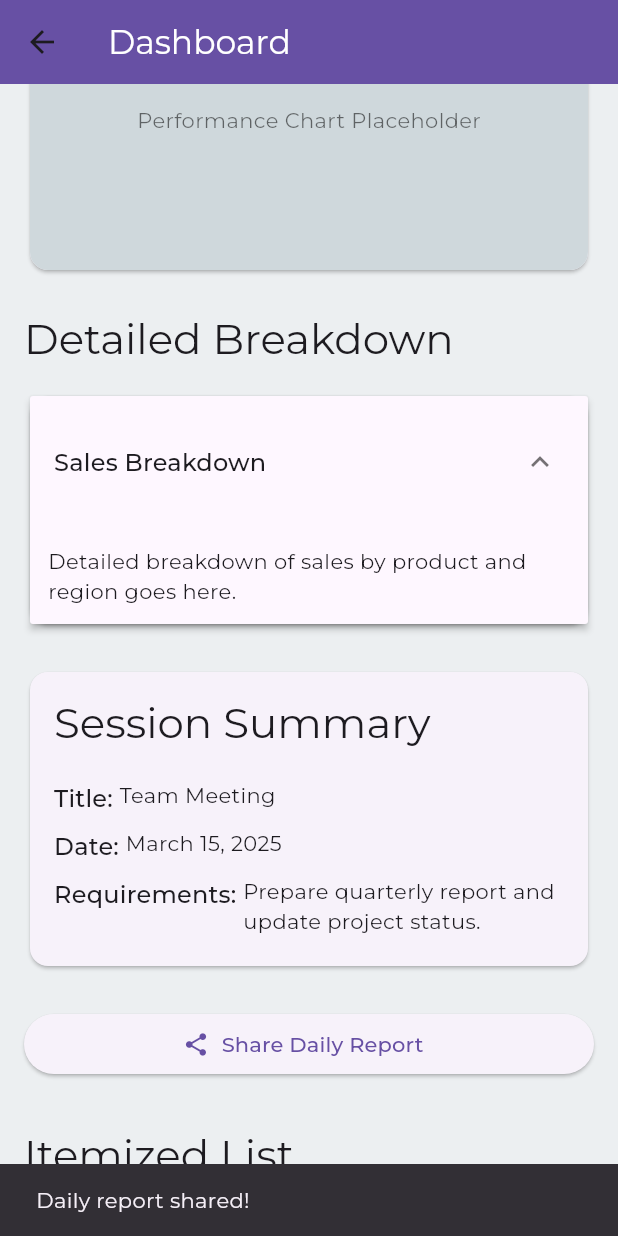
After one commit to muhammedshehzad/management_studies, a Flutter app: the SamplePage screen opened directly, scrolled down 576 dp, after a tap on "Share Daily Report", on a phone screen of 412 x 824 dp. The commit adds this screen. Run offline on Flutter 3.47's test engine with Material 3 defaults, Android fonts, the phone set to English and light mode, and no system bars; our stand-ins replace badges, cloud_firestore, connectivity_plus, file_picker, firebase_auth, firebase_core and 16 more; missing offline and left inert: flutter_background_service, razorpay_flutter, side_sheet, syncfusion_flutter_pdfviewer; accounts and stored records are empty; generated files the repository leaves out were written again.

Commit message:
app finish

```diff
--- a/lib/Dashboard/dashboard.dart
+++ b/lib/Dashboard/dashboard.dart
@@ -20,6 +20,7 @@ import 'package:shared_preferences/shared_preferences.dart';
 import 'package:shimmer/shimmer.dart';
 import 'package:syncfusion_flutter_charts/charts.dart';
 import 'package:badges/badges.dart' as badges;
+import '../sample.dart';
 import 'admin_dashboard_charts.dart';
 
 import '../drawer_screens/Canteen/canteen_page.dart';
@@ -370,6 +371,7 @@ class _DashboardState extends State<Dashboard> with WidgetsBindingObserver {
                     ),
                   ),
                 ),
+
               ],
             ),
             drawer: Drawer(
--- a/lib/main.dart
+++ b/lib/main.dart
@@ -1,3 +1,4 @@
+import 'package:firebase_auth/firebase_auth.dart';
 import 'package:firebase_core/firebase_core.dart';
 import 'package:flutter/material.dart';
 import 'package:google_fonts/google_fonts.dart';
@@ -24,6 +25,47 @@ import 'package:isar/isar.dart';
 final GlobalKey<NavigatorState> navigatorKey = GlobalKey<NavigatorState>();
 late Isar isar;
 
+class Wrapper extends StatefulWidget {
+  const Wrapper({super.key});
+
+  @override
+  State<Wrapper> createState() => _WrapperState();
+}
+
+class _WrapperState extends State<Wrapper> {
+  @override
+  Widget build(BuildContext context) {
+    return StreamBuilder<User?>(
+      stream: FirebaseAuth.instance.authStateChanges(),
+      builder: (context, snapshot) {
+        if (snapshot.connectionState == ConnectionState.waiting) {
+          return const Scaffold(
+            body: Center(child: CircularProgressIndicator()),
+          );
+        }
+        if (snapshot.hasData) {
+          return FutureBuilder<SharedPreferences>(
+            future: SharedPreferences.getInstance(),
+            builder: (context, prefSnapshot) {
+              if (!prefSnapshot.hasData) {
+                return const Scaffold(
+                  body: Center(child: CircularProgressIndicator()),
+                );
+              }
+              final String? role = prefSnapshot.data?.getString('role');
+              return Dashboard(
+                role: role ?? 'Student',
+              );
+            },
+          );
+        } else {
+          return const SignIn();
+        }
+      },
+    );
+  }
+}
+
 Future<void> main() async {
   WidgetsFlutterBinding.ensureInitialized();
   isar = await IsarUserService.init();
@@ -40,32 +82,19 @@ Future<void> main() async {
     print(e);
   }
 
-  SharedPreferences prefs = await SharedPreferences.getInstance();
-  final String? email = prefs.getString('email');
-  final String? role = prefs.getString('role');
   runApp(
     MultiProvider(
       providers: [
         ChangeNotifierProvider(create: (_) => CartProvider()),
         ChangeNotifierProvider(create: (_) => LeaveStatusProvider()),
       ],
-      child: MyApp(
-        initialRoute: email == null
-            ? '/signin'
-            : role == 'Admin'
-                ? '/dashboardAdmin'
-                : role == 'Teacher'
-                    ? '/dashboardTeacher'
-                    : '/dashboardStudent',
-      ),
+      child: const MyApp(),
     ),
   );
 }
 
 class MyApp extends StatelessWidget {
-  final String initialRoute;
-
-  const MyApp({Key? key, required this.initialRoute}) : super(key: key);
+  const MyApp({Key? key}) : super(key: key);
 
   @override
   Widget build(BuildContext context) {
@@ -77,7 +106,7 @@ class MyApp extends StatelessWidget {
         scaffoldBackgroundColor: Colors.blueGrey.shade50,
         fontFamily: GoogleFonts.montserrat().fontFamily,
       ),
-      initialRoute: initialRoute,
+      home: const Wrapper(),
       routes: {
         '/loginStudent': (context) => const Loginpage(type: 'Student'),
         '/loginTeacher': (context) => const Loginpage(type: 'Teacher'),
--- /dev/null
+++ b/lib/sample.dart
@@ -0,0 +1,512 @@
+import 'dart:ui';
+import 'package:flutter/material.dart';
+
+class SamplePage extends StatefulWidget {
+  const SamplePage({super.key});
+
+  @override
+  State<SamplePage> createState() => _SamplePageState();
+}
+
+class _SamplePageState extends State<SamplePage> {
+  @override
+  Widget build(BuildContext context) {
+    return Scaffold(
+      appBar: AppBar(
+        backgroundColor: Theme.of(context).primaryColor,
+        title: const Text(
+          'Dashboard',
+          style: TextStyle(color: Colors.white),
+        ),
+      ),
+      body: SafeArea(
+        child: CustomScrollView(
+          slivers: [
+            SliverList(
+              delegate: SliverChildListDelegate([
+                const SizedBox(height: AppConstants.defaultPadding),
+                StatisticWidget(salesMade: 142, deliveriesCompleted: 123),
+                const SizedBox(height: AppConstants.cardSpacing),
+                DashboardPage(),
+                const SizedBox(height: AppConstants.cardSpacing),
+                SummaryWidget(
+                  sessionTitle: 'Team Meeting',
+                  sessionDate: 'March 15, 2025',
+                  requirements:
+                      'Prepare quarterly report and update project status.',
+                ),
+                const SizedBox(height: AppConstants.cardSpacing),
+                Padding(
+                  padding: const EdgeInsets.symmetric(
+                      horizontal: AppConstants.defaultPadding),
+                  child: ElevatedButton.icon(
+                    onPressed: () => ScaffoldMessenger.of(context).showSnackBar(
+                        const SnackBar(content: Text('Daily report shared!'))),
+                    icon: const Icon(Icons.share),
+                    label: const Text('Share Daily Report'),
+                  ),
+                ),
+                const SizedBox(height: AppConstants.sectionSpacing),
+                _buildSectionTitle(context, 'Itemized List'),
+                const SizedBox(height: AppConstants.defaultPadding),
+                _buildDataTable(),
+                const SizedBox(height: AppConstants.sectionSpacing),
+                _buildSectionTitle(context, 'Tax and Discount Details'),
+                const SizedBox(height: AppConstants.defaultPadding),
+                _buildExpansionPanel(),
+                const SizedBox(height: AppConstants.sectionSpacing),
+                _buildSectionTitle(context, 'Total Calculation'),
+                const SizedBox(height: AppConstants.defaultPadding),
+                _buildTotalCalculator(),
+                const SizedBox(height: AppConstants.sectionSpacing),
+                _buildSectionTitle(context, 'Payment Summary'),
+                const SizedBox(height: AppConstants.defaultPadding),
+                _buildPaymentSummary(),
+                const SizedBox(height: AppConstants.sectionSpacing),
+                _buildMapSection(),
+              ]),
+            ),
+          ],
+        ),
+      ),
+    );
+  }
+
+  Widget _buildSectionTitle(BuildContext context, String title) {
+    return Padding(
+      padding:
+          const EdgeInsets.symmetric(horizontal: AppConstants.defaultPadding),
+      child: Text(
+        title,
+        style: Theme.of(context).textTheme.headlineMedium,
+      ),
+    );
+  }
+
+  // Updated map section with better styling
+  Widget _buildMapSection() {
+    return Padding(
+      padding: const EdgeInsets.all(AppConstants.defaultPadding),
+      child: Card(
+        child: Stack(
+          children: [
+            _buildMapWidget(),
+            _buildRouteOverlay(),
+          ],
+        ),
+      ),
+    );
+  }
+
+  // Updated map widget with realistic placeholder
+  Widget _buildMapWidget() {
+    return Container(
+      height: 250,
+      decoration: BoxDecoration(
+        color: Colors.blueGrey[100],
+        borderRadius: BorderRadius.circular(12),
+      ),
+      child: const Center(
+        child: Text(
+          'Interactive Map Placeholder',
+          style: TextStyle(color: Colors.black54),
+        ),
+      ),
+    );
+  }
+
+  // Updated route overlay with  shadow and typography
+  Widget _buildRouteOverlay() {
+    return Positioned(
+      bottom: 16,
+      left: 16,
+      right: 16,
+      child: Container(
+        padding: const EdgeInsets.all(12),
+        decoration: BoxDecoration(
+          color: Colors.white,
+          borderRadius: BorderRadius.circular(8),
+          boxShadow: [
+            BoxShadow(
+              color: Colors.black.withOpacity(0.2),
+              blurRadius: 8,
+              offset: const Offset(0, 4),
+            ),
+          ],
+        ),
+        child: Text(
+          'Optimized Delivery Route Placeholder',
+          style: Theme.of(context).textTheme.bodyMedium,
+        ),
+      ),
+    );
+  }
+
+  Widget _buildDataTable() {
+    return Padding(
+      padding:
+          const EdgeInsets.symmetric(horizontal: AppConstants.defaultPadding),
+      child: Card(
+        child: DataTable(
+          columns: const [
+            DataColumn(label: Text('Item')),
+            DataColumn(label: Text('Quantity')),
+            DataColumn(label: Text('Price')),
+          ],
+          rows: const [
+            DataRow(cells: [
+              DataCell(Text('Item A')),
+              DataCell(Text('2')),
+              DataCell(Text('\$50')),
+            ]),
+            DataRow(cells: [
+              DataCell(Text('Item B')),
+              DataCell(Text('1')),
+              DataCell(Text('\$30')),
+            ]),
+          ],
+        ),
+      ),
+    );
+  }
+
+  // Updated expansion panel with animation
+  Widget _buildExpansionPanel() {
+    return Padding(
+      padding:
+          const EdgeInsets.symmetric(horizontal: AppConstants.defaultPadding),
+      child: Card(
+        child: ExpansionPanelList(
+          expansionCallback: (int index, bool isExpanded) {
+            setState(() {}); // Update state for animation
+          },
+          children: [
+            ExpansionPanel(
+              isExpanded: true,
+              headerBuilder: (context, isExpanded) => ListTile(
+                title: Text(
+                  'Tax & Discount Breakdown',
+                  style: Theme.of(context).textTheme.titleMedium,
+                ),
+              ),
+              body: Padding(
+                padding: const EdgeInsets.all(12),
+                child: Text(
+                  'Tax: \$8\nDiscount: \$5',
+                  style: Theme.of(context).textTheme.bodyMedium,
+                ),
+              ),
+            ),
+          ],
+        ),
+      ),
+    );
+  }
+
+  // Updated total calculator
+  Widget _buildTotalCalculator() {
+    return Padding(
+      padding:
+          const EdgeInsets.symmetric(horizontal: AppConstants.defaultPadding),
+      child: Card(
+        child: Padding(
+          padding: const EdgeInsets.all(12),
+          child: Column(
+            crossAxisAlignment: CrossAxisAlignment.start,
+            children: [
+              Text('Subtotal: \$80',
+                  style: Theme.of(context).textTheme.bodyMedium),
+              Text('Tax: \$8', style: Theme.of(context).textTheme.bodyMedium),
+              Text('Discount: \$5',
+                  style: Theme.of(context).textTheme.bodyMedium),
+              Text('Grand Total: \$83',
+                  style: Theme.of(context).textTheme.titleMedium),
+            ],
+          ),
+        ),
+      ),
+    );
+  }
+
+  // Updated payment summary
+  Widget _buildPaymentSummary() {
+    return Padding(
+      padding:
+          const EdgeInsets.symmetric(horizontal: AppConstants.defaultPadding),
+      child: Card(
+        child: Padding(
+          padding: const EdgeInsets.all(12),
+          child: Column(
+            crossAxisAlignment: CrossAxisAlignment.start,
+            children: [
+              Text('Payment Method: Credit Card',
+                  style: Theme.of(context).textTheme.bodyMedium),
+              Text('Transaction ID: TXN12345678',
+                  style: Theme.of(context).textTheme.bodyMedium),
+            ],
+          ),
+        ),
+      ),
+    );
+  }
+}
+
+class StatisticWidget extends StatelessWidget {
+  final int salesMade;
+  final int deliveriesCompleted;
+
+  const StatisticWidget({
+    Key? key,
+    required this.salesMade,
+    required this.deliveriesCompleted,
+  }) : super(key: key);
+
+  @override
+  Widget build(BuildContext context) {
+    return Padding(
+      padding:
+          const EdgeInsets.symmetric(horizontal: AppConstants.defaultPadding),
+      child: Card(
+        child: Padding(
+          padding: const EdgeInsets.all(16),
+          child: Row(
+            mainAxisAlignment: MainAxisAlignment.spaceEvenly,
+            children: [
+              _buildStatItem(
+                context,
+                'Sales Made',
+                salesMade,
+                Icons.shopping_cart,
+              ),
+              _buildStatItem(
+                context,
+                'Deliveries Completed',
+                deliveriesCompleted,
+                Icons.local_shipping,
+              ),
+            ],
+          ),
+        ),
+      ),
+    );
+  }
+
+  Widget _buildStatItem(
+      BuildContext context, String title, int value, IconData icon) {
+    return Semantics(
+      label: '$title: $value',
+      child: Column(
+        mainAxisSize: MainAxisSize.min,
+        children: [
+          Icon(icon, size: 40, color: Theme.of(context).primaryColor),
+          const SizedBox(height: 8),
+          Text(
+            value.toString(),
+            style: Theme.of(context).textTheme.titleMedium,
+          ),
+          const SizedBox(height: 4),
+          Text(
+            title,
+            style: Theme.of(context).textTheme.bodySmall,
+          ),
+        ],
+      ),
+    );
+  }
+}
+
+class SummaryWidget extends StatelessWidget {
+  final String sessionTitle;
+  final String sessionDate;
+  final String requirements;
+
+  const SummaryWidget({
+    Key? key,
+    required this.sessionTitle,
+    required this.sessionDate,
+    required this.requirements,
+  }) : super(key: key);
+
+  @override
+  Widget build(BuildContext context) {
+    return Padding(
+      padding:
+          const EdgeInsets.symmetric(horizontal: AppConstants.defaultPadding),
+      child: Card(
+        child: Padding(
+          padding: const EdgeInsets.all(16),
+          child: Column(
+            crossAxisAlignment: CrossAxisAlignment.start,
+            children: [
+              Text(
+                'Session Summary',
+                style: Theme.of(context).textTheme.headlineMedium,
+              ),
+              const SizedBox(height: 16),
+              _buildSummaryItem(context, 'Title', sessionTitle),
+              _buildSummaryItem(context, 'Date', sessionDate),
+              _buildSummaryItem(context, 'Requirements', requirements),
+            ],
+          ),
+        ),
+      ),
+    );
+  }
+
+  Widget _buildSummaryItem(BuildContext context, String label, String value) {
+    return Padding(
+      padding: const EdgeInsets.symmetric(vertical: 4),
+      child: Row(
+        crossAxisAlignment: CrossAxisAlignment.start,
+        children: [
+          Text(
+            '$label: ',
+            style: Theme.of(context).textTheme.titleMedium,
+          ),
+          Expanded(
+            child: Text(
+              value,
+              style: Theme.of(context).textTheme.bodyMedium,
+            ),
+          ),
+        ],
+      ),
+    );
+  }
+}
+
+class DashboardPage extends StatelessWidget {
+  const DashboardPage({Key? key}) : super(key: key);
+
+  @override
+  Widget build(BuildContext context) {
+    return Padding(
+      padding:
+          const EdgeInsets.symmetric(horizontal: AppConstants.defaultPadding),
+      child: Column(
+        crossAxisAlignment: CrossAxisAlignment.stretch,
+        children: [
+          Text(
+            'Daily Sales and Activity Summary',
+            style: Theme.of(context).textTheme.headlineMedium,
+          ),
+          const SizedBox(height: 16),
+          _buildDataTable(context),
+          const SizedBox(height: AppConstants.cardSpacing),
+          Text(
+            'Performance Chart',
+            style: Theme.of(context).textTheme.headlineMedium,
+          ),
+          const SizedBox(height: 16),
+          _buildChartPlaceholder(),
+          const SizedBox(height: AppConstants.cardSpacing),
+          Text(
+            'Detailed Breakdown',
+            style: Theme.of(context).textTheme.headlineMedium,
+          ),
+          const SizedBox(height: 16),
+          _buildExpansionPanel(context),
+        ],
+      ),
+    );
+  }
+
+  Widget _buildDataTable(BuildContext context) {
+    return Card(
+      child: DataTable(
+        columns: const [
+          DataColumn(label: Text('Date')),
+          DataColumn(label: Text('Sales')),
+          DataColumn(label: Text('Activity')),
+        ],
+        rows: const [
+          DataRow(cells: [
+            DataCell(Text('March 12, 2025')),
+            DataCell(Text('\$5000')),
+            DataCell(Text('12 Deliveries')),
+          ]),
+          DataRow(cells: [
+            DataCell(Text('March 13, 2025')),
+            DataCell(Text('\$6200')),
+            DataCell(Text('15 Deliveries')),
+          ]),
+        ],
+      ),
+    );
+  }
+
+  Widget _buildChartPlaceholder() {
+    return Card(
+      child: Container(
+        height: 200,
+        decoration: BoxDecoration(
+          color: Colors.blueGrey[100],
+          borderRadius: BorderRadius.circular(12),
+        ),
+        child: const Center(
+          child: Text(
+            'Performance Chart Placeholder',
+            style: TextStyle(color: Colors.black54),
+          ),
+        ),
+      ),
+    );
+  }
+
+  Widget _buildExpansionPanel(BuildContext context) {
+    return Card(
+      child: ExpansionPanelList(
+        expansionCallback: (int index, bool isExpanded) {},
+        children: [
+          ExpansionPanel(
+            isExpanded: true,
+            headerBuilder: (context, isExpanded) => ListTile(
+              title: Text(
+                'Sales Breakdown',
+                style: Theme.of(context).textTheme.titleMedium,
+              ),
+            ),
+            body: Padding(
+              padding: const EdgeInsets.all(12),
+              child: Text(
+                'Detailed breakdown of sales by product and region goes here.',
+                style: Theme.of(context).textTheme.bodyMedium,
+              ),
+            ),
+          ),
+        ],
+      ),
+    );
+  }
+}
+
+class AppTheme {
+  static ThemeData get theme {
+    return ThemeData(
+      primaryColor: Colors.blueGrey,
+      scaffoldBackgroundColor: Colors.grey[50],
+      cardTheme: CardTheme(
+        elevation: 4,
+        shape: RoundedRectangleBorder(borderRadius: BorderRadius.circular(12)),
+      ),
+      elevatedButtonTheme: ElevatedButtonThemeData(
+        style: ElevatedButton.styleFrom(
+          padding: const EdgeInsets.symmetric(horizontal: 16, vertical: 12),
+          shape: RoundedRectangleBorder(borderRadius: BorderRadius.circular(8)),
+        ),
+      ),
+      textTheme: const TextTheme(
+        headlineMedium: TextStyle(fontSize: 20, fontWeight: FontWeight.bold),
+        titleMedium: TextStyle(fontSize: 16, fontWeight: FontWeight.w600),
+        bodyMedium: TextStyle(fontSize: 14, color: Colors.black87),
+        bodySmall: TextStyle(fontSize: 12, color: Colors.grey),
+      ),
+    );
+  }
+}
+
+class AppConstants {
+  static const double defaultPadding = 16.0;
+  static const double cardSpacing = 24.0;
+  static const double sectionSpacing = 32.0;
+}
--- a/pubspec.yaml
+++ b/pubspec.yaml
@@ -85,6 +85,8 @@ dependencies:
   isar_flutter_libs: ^3.1.0+1
   connectivity_plus: ^6.1.3
   rxdart: ^0.28.0
+  data_table_2: ^2.5.18
+  location_picker_flutter_map: ^3.1.0
 
 
 
```
Also changed, not shown: lib/screens/sign_in_page.dart (+12 -6 lines), pubspec.lock, 3 other files.
